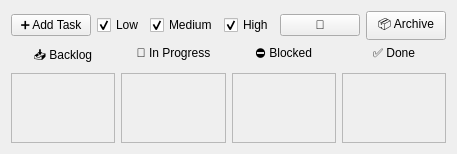
First picture: the form in app/ui/BoardPage.ui, repository AALLEXXX/smart-todo, before the edit.
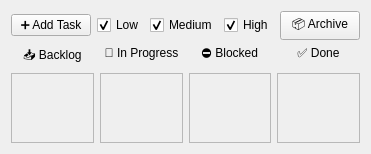
Second picture: the form after the edit.

Commit message: upgrade tabs interface and add change theme button to main window from board

Diff of the .ui file:
```diff
--- a/app/ui/BoardPage.ui
+++ b/app/ui/BoardPage.ui
@@ -33,11 +33,6 @@
        </item>
       </layout>
      </item>
-     <item>
-      <widget class="QPushButton" name="themeToggleButton">
-       <property name="text"><string>🌙</string></property>
-      </widget>
-     </item>
      <item>
       <widget class="QPushButton" name="archiveButton">
        <property name="text"><string>📦 Archive</string></property>
```
The commit also changes 10 other files.
